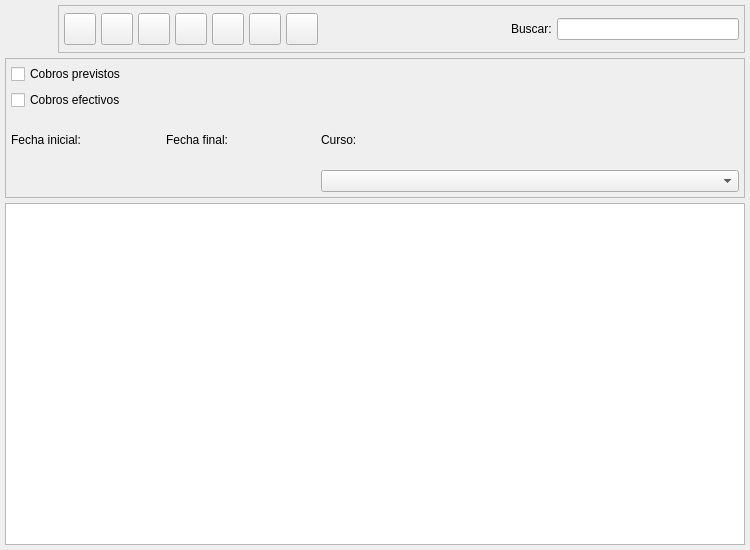
Qt form bulmages/bulmafact/plugins/pluginbf_alumno/alumnoslistbase.ui (eboladev/Bulmages-1) before a commit.
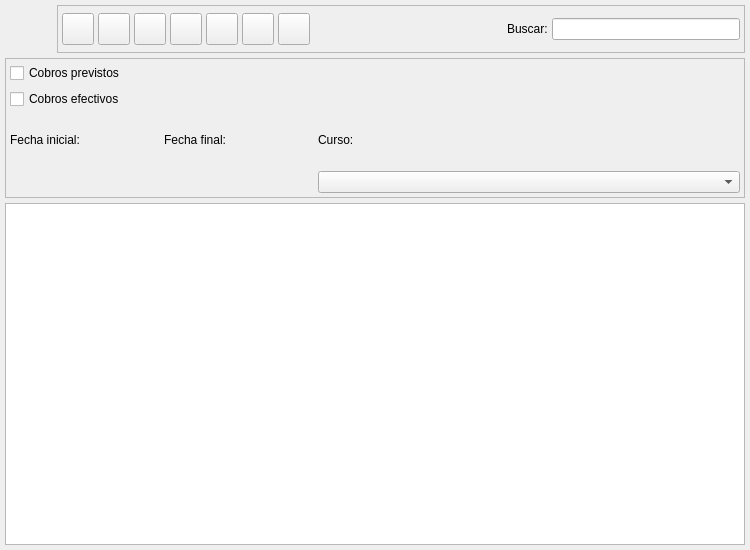
The same form after that commit. Icons and pictures are not drawn. Custom widgets are drawn as their Qt base class.

What changed in the file:
```diff
--- a/bulmages/bulmafact/plugins/pluginbf_alumno/alumnoslistbase.ui
+++ b/bulmages/bulmafact/plugins/pluginbf_alumno/alumnoslistbase.ui
@@ -14,6 +14,12 @@
     <height>550</height>
    </rect>
   </property>
+  <property name="minimumSize">
+   <size>
+    <width>750</width>
+    <height>550</height>
+   </size>
+  </property>
   <property name="windowTitle">
    <string>Alumnos</string>
   </property>
@@ -44,10 +50,10 @@
      </property>
      <layout class="QGridLayout">
       <property name="margin">
-       <number>5</number>
+       <number>4</number>
       </property>
       <property name="spacing">
-       <number>5</number>
+       <number>4</number>
       </property>
       <item row="1" column="2">
        <widget class="QLabel" name="textLabel1_5">
@@ -161,7 +167,7 @@
    <item row="0" column="0">
     <layout class="QHBoxLayout">
      <property name="spacing">
-      <number>5</number>
+      <number>4</number>
      </property>
      <property name="margin">
       <number>0</number>
@@ -201,10 +207,10 @@
        </property>
        <layout class="QHBoxLayout">
         <property name="spacing">
-         <number>5</number>
+         <number>4</number>
         </property>
         <property name="margin">
-         <number>5</number>
+         <number>4</number>
         </property>
         <item>
          <widget class="QToolButton" name="mui_crear">
@@ -235,8 +241,8 @@
           </property>
           <property name="iconSize">
            <size>
-            <width>32</width>
-            <height>32</height>
+            <width>22</width>
+            <height>22</height>
            </size>
           </property>
           <property name="shortcut">
@@ -273,8 +279,8 @@
           </property>
           <property name="iconSize">
            <size>
-            <width>32</width>
-            <height>32</height>
+            <width>22</width>
+            <height>22</height>
            </size>
           </property>
           <property name="shortcut">
@@ -311,8 +317,8 @@
           </property>
           <property name="iconSize">
            <size>
-            <width>32</width>
-            <height>32</height>
+            <width>22</width>
+            <height>22</height>
            </size>
           </property>
           <property name="shortcut">
@@ -349,8 +355,8 @@
           </property>
           <property name="iconSize">
            <size>
-            <width>32</width>
-            <height>32</height>
+            <width>22</width>
+            <height>22</height>
            </size>
           </property>
           <property name="shortcut">
@@ -387,8 +393,8 @@
           </property>
           <property name="iconSize">
            <size>
-            <width>32</width>
-            <height>32</height>
+            <width>22</width>
+            <height>22</height>
            </size>
           </property>
           <property name="shortcut">
@@ -428,8 +434,8 @@
           </property>
           <property name="iconSize">
            <size>
-            <width>32</width>
-            <height>32</height>
+            <width>22</width>
+            <height>22</height>
            </size>
           </property>
           <property name="shortcut">
@@ -469,8 +475,8 @@
           </property>
           <property name="iconSize">
            <size>
-            <width>32</width>
-            <height>32</height>
+            <width>22</width>
+            <height>22</height>
            </size>
           </property>
           <property name="shortcut">
```
Left out of the diff: 6 changed lines with no effect on the pictures.
